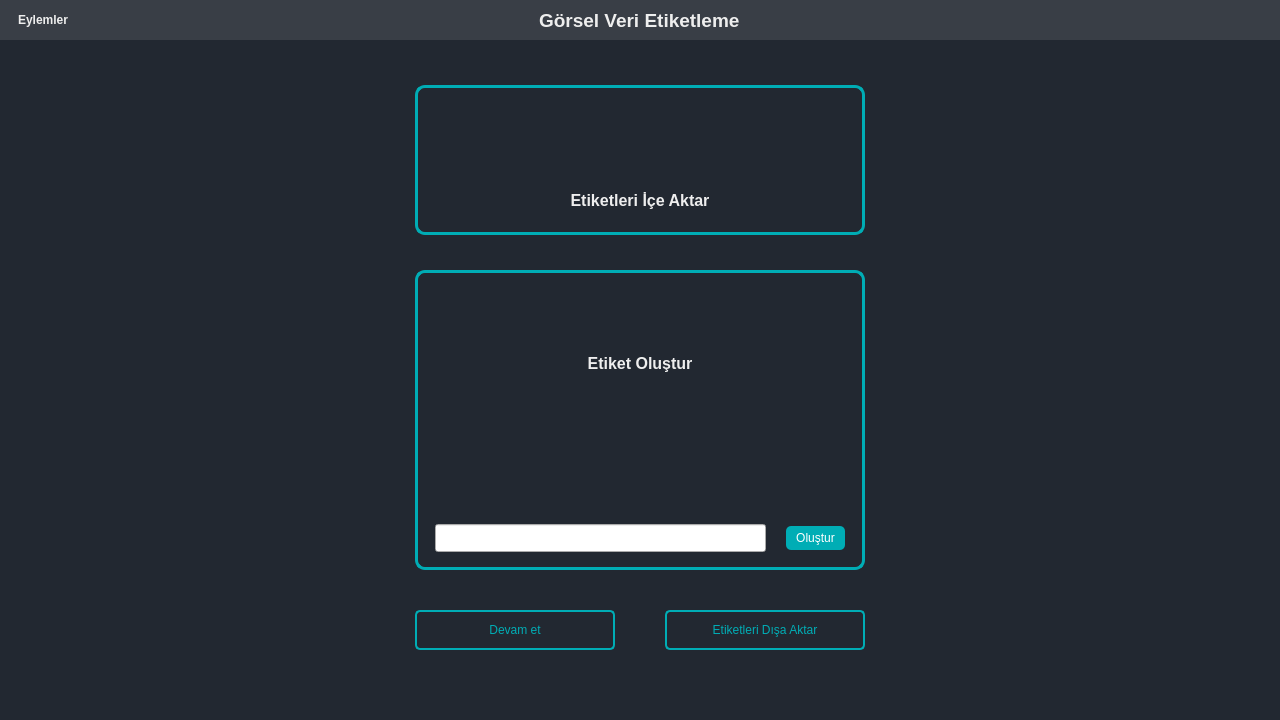
Old version of the form templates/ui/mainWindow.ui in the repository ismaildrcn/data-labeling.
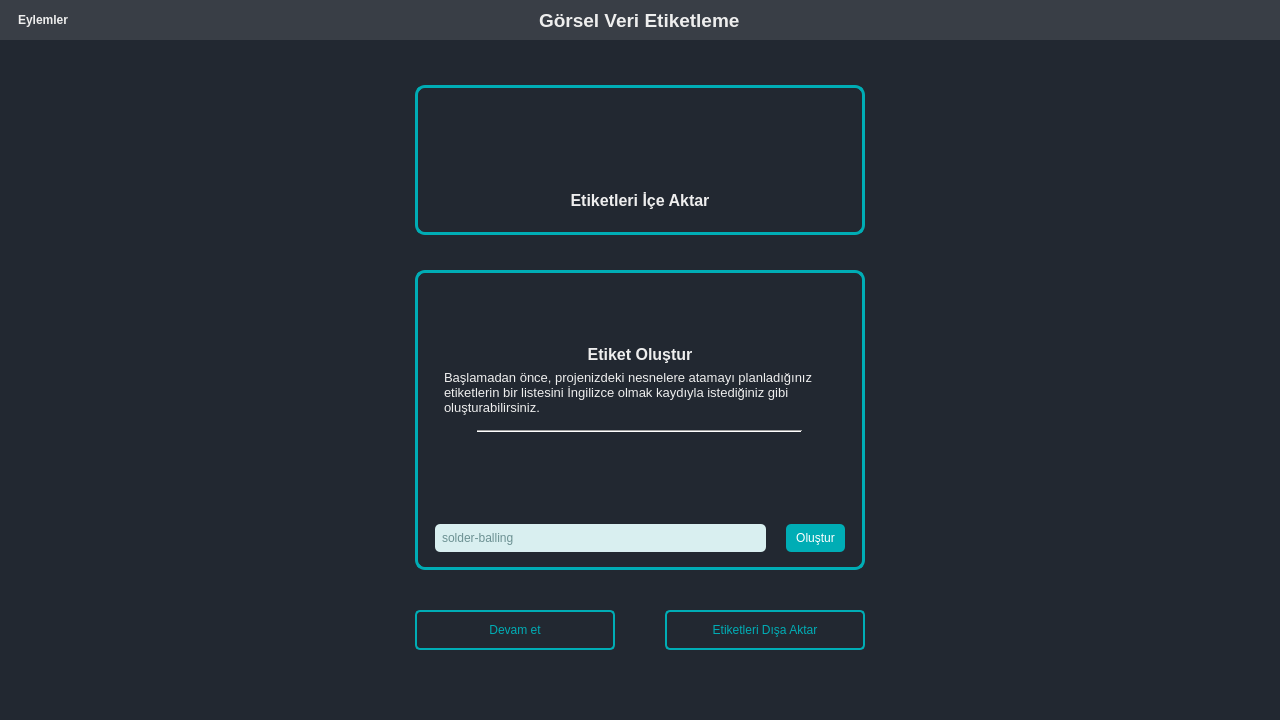
New version of the form. The open tabs and pages were chosen to show the change. Icons and pictures are not drawn.

The edit to the form file:
```diff
--- a/templates/ui/mainWindow.ui
+++ b/templates/ui/mainWindow.ui
@@ -35,8 +35,14 @@
 	color: #EEEEEE;
 }
 QLineEdit{
+	background-color: #d9eff0;
+	color: #003335;
+	border-radius: 5px;
 	padding-left: 5px;
 	padding-right: 5px;
+}
+QLineEdit:focus{
+	border: 1px solid #00ADB5;
 }</string>
    </property>
    <layout class="QVBoxLayout" name="verticalLayout">
@@ -319,7 +325,7 @@
 QListWidget{
 	border:none;
 	background-color: transparent;
-	color: #BBE1FA;
+	color: #EEEEEE;
 }
 QPushButton{
 	background-color: #00ADB5;
@@ -425,6 +431,9 @@
            <item>
             <widget class="QWidget" name="widget_init_label_header" native="true">
              <layout class="QVBoxLayout" name="layout_init_label_header">
+              <property name="topMargin">
+               <number>0</number>
+              </property>
               <item alignment="Qt::AlignHCenter">
                <widget class="QLabel" name="icon_label">
                 <property name="minimumSize">
@@ -457,9 +466,44 @@
                 </property>
                </widget>
               </item>
+              <item>
+               <widget class="QLabel" name="label_2">
+                <property name="text">
+                 <string>&lt;html&gt;&lt;head/&gt;&lt;body&gt;&lt;p&gt;&lt;span style=&quot; font-size:10pt;&quot;&gt;Başlamadan önce, projenizdeki nesnelere atamayı planladığınız etiketlerin bir listesini İngilizce olmak kaydıyla istediğiniz gibi oluşturabilirsiniz.&lt;/span&gt;&lt;/p&gt;&lt;/body&gt;&lt;/html&gt;</string>
+                </property>
+                <property name="wordWrap">
+                 <bool>true</bool>
+                </property>
+               </widget>
+              </item>
              </layout>
             </widget>
            </item>
+           <item alignment="Qt::AlignHCenter">
+            <widget class="Line" name="line">
+             <property name="sizePolicy">
+              <sizepolicy hsizetype="Preferred" vsizetype="Fixed">
+               <horstretch>0</horstretch>
+               <verstretch>0</verstretch>
+              </sizepolicy>
+             </property>
+             <property name="minimumSize">
+              <size>
+               <width>325</width>
+               <height>0</height>
+              </size>
+             </property>
+             <property name="maximumSize">
+              <size>
+               <width>325</width>
+               <height>16777215</height>
+              </size>
+             </property>
+             <property name="orientation">
+              <enum>Qt::Horizontal</enum>
+             </property>
+            </widget>
+           </item>
            <item>
             <widget class="QListWidget" name="listWidget_label_list"/>
            </item>
@@ -483,10 +527,25 @@
                   <height>28</height>
                  </size>
                 </property>
+                <property name="text">
+                 <string/>
+                </property>
+                <property name="placeholderText">
+                 <string>solder-balling</string>
+                </property>
+                <property name="clearButtonEnabled">
+                 <bool>true</bool>
+                </property>
                </widget>
               </item>
               <item>
                <widget class="QPushButton" name="pushButton_add_label">
+                <property name="minimumSize">
+                 <size>
+                  <width>0</width>
+                  <height>28</height>
+                 </size>
+                </property>
                 <property name="text">
                  <string>Oluştur</string>
                 </property>
```
Left out of the diff: 9 changed lines with no effect on the pictures.
